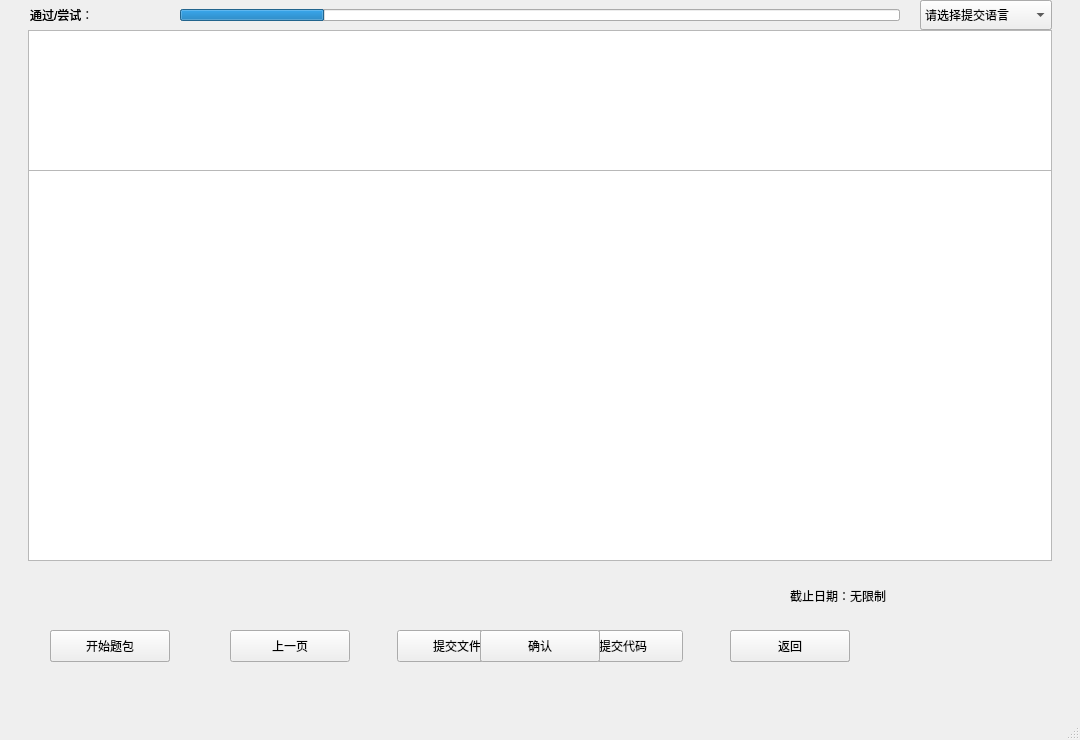
Camorgx/CodiaClient, file mainWindow.ui: the form before one commit.
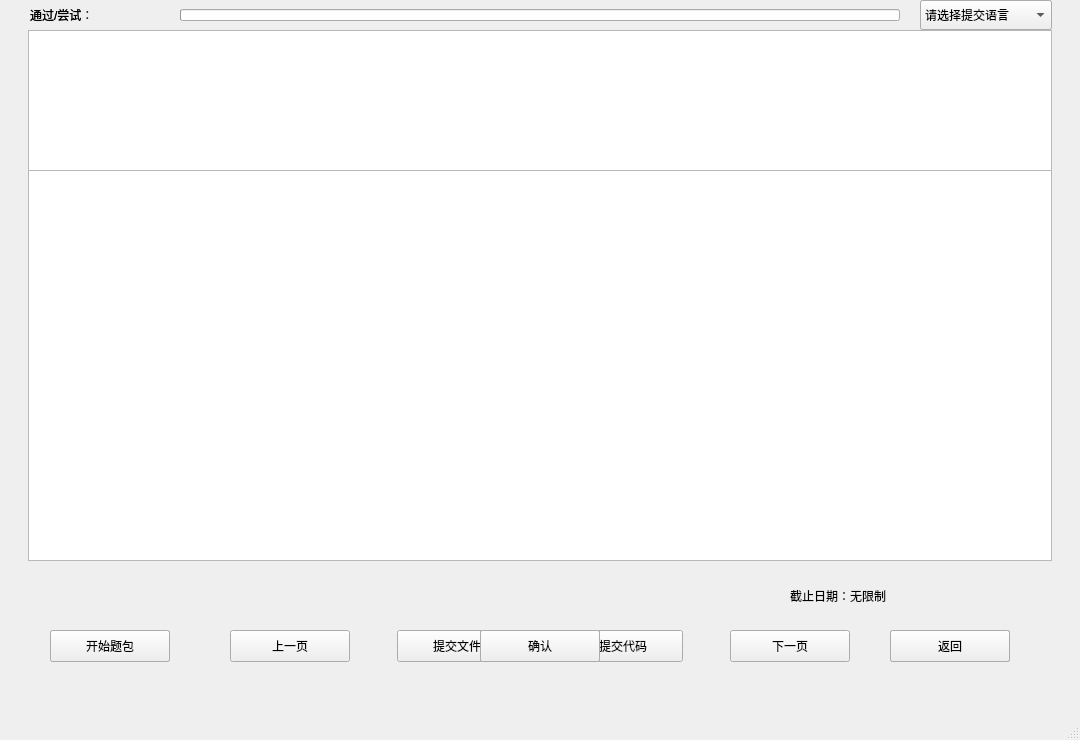
The form after the commit. Icons and pictures are not drawn. Custom widgets are drawn as their Qt base class.

```diff
--- a/mainWindow.ui
+++ b/mainWindow.ui
@@ -141,7 +141,7 @@
       </rect>
      </property>
      <property name="value">
-      <number>20</number>
+      <number>0</number>
      </property>
      <property name="textVisible">
       <bool>false</bool>
@@ -191,7 +191,7 @@
     <widget class="NewPushButton" name="pushButtonExerciseReturn">
      <property name="geometry">
       <rect>
-       <x>730</x>
+       <x>890</x>
        <y>630</y>
        <width>120</width>
        <height>32</height>
@@ -253,7 +253,7 @@
       </rect>
      </property>
      <property name="value">
-      <number>20</number>
+      <number>0</number>
      </property>
      <property name="textVisible">
       <bool>false</bool>
@@ -337,7 +337,7 @@
     <widget class="NewPushButton" name="pushButtonQuestionReturn">
      <property name="geometry">
       <rect>
-       <x>730</x>
+       <x>890</x>
        <y>630</y>
        <width>120</width>
        <height>32</height>
@@ -461,7 +461,7 @@
     <widget class="NewPushButton" name="pushButtonSubmitBack">
      <property name="geometry">
       <rect>
-       <x>730</x>
+       <x>890</x>
        <y>630</y>
        <width>120</width>
        <height>32</height>
@@ -512,6 +512,11 @@
    <extends>QPushButton</extends>
    <header location="global">codiaclientgui/utils</header>
   </customwidget>
+  <customwidget>
+   <class>NewProgressBar</class>
+   <extends>QProgressBar</extends>
+   <header location="global">codiaclientgui/utils</header>
+  </customwidget>
  </customwidgets>
  <resources/>
  <connections/>
```
Left out of the diff: 4 changed lines with no effect on the pictures.
